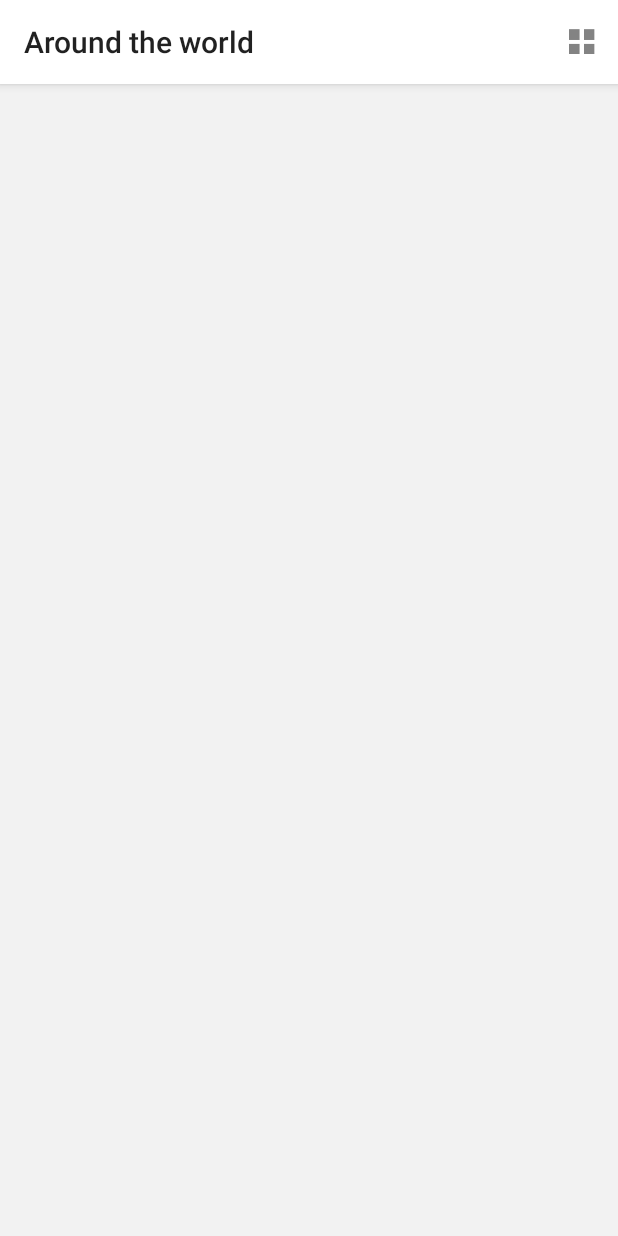
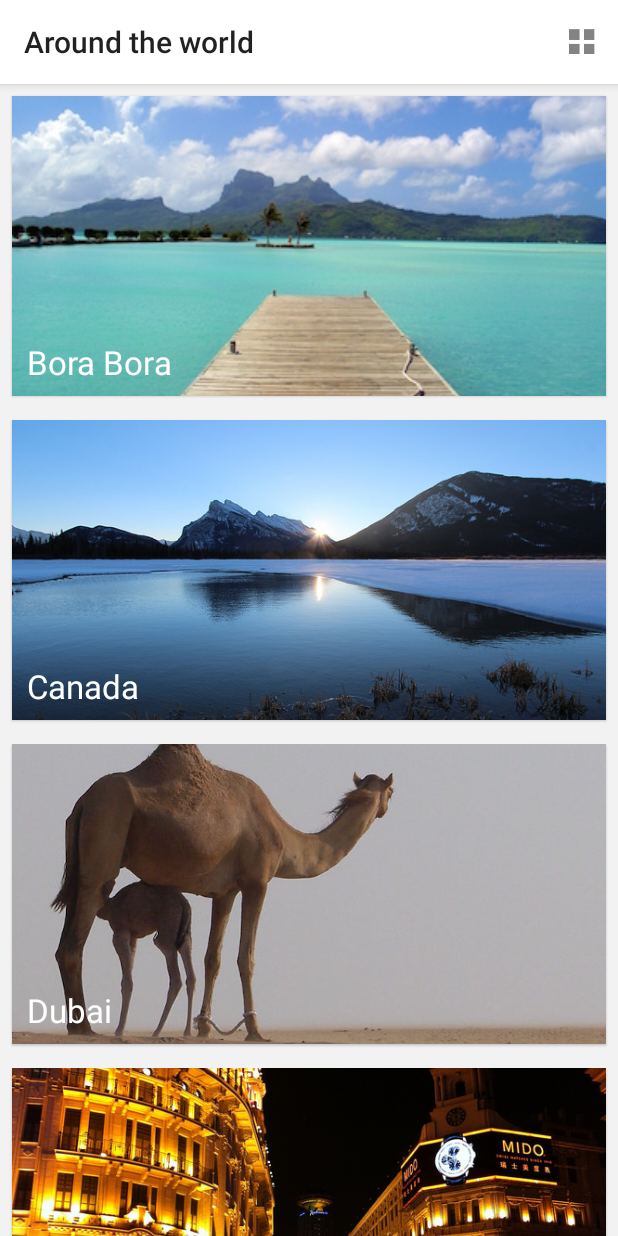
Before and after one commit to vivekchand/around-the-world, an Android app: the screen it shows after launch (MainActivity), on a phone screen of 412 x 824 dp. Run offline under Robolectric (Android 15) with nearby library versions, the phone set to English and light mode, and no system bars; our stand-ins replace Picasso; pictures from the network do not load.

Commit message:
create travel list adapter

```diff
--- a/app/src/main/java/bhouse/travellist_starterproject/MainActivity.java
+++ b/app/src/main/java/bhouse/travellist_starterproject/MainActivity.java
@@ -17,6 +17,8 @@ public class MainActivity extends Activity {
     private RecyclerView mRecyclerView;
     private StaggeredGridLayoutManager mStaggeredLayoutManager;
 
+    private TravelListAdapter mAdapter;
+
     @Override
     protected void onCreate(Bundle savedInstanceState) {
         super.onCreate(savedInstanceState);
@@ -27,6 +29,10 @@ public class MainActivity extends Activity {
         mRecyclerView = (RecyclerView) findViewById(R.id.list);
         mStaggeredLayoutManager = new StaggeredGridLayoutManager(1, StaggeredGridLayoutManager.VERTICAL);
         mRecyclerView.setLayoutManager(mStaggeredLayoutManager);
+
+        mAdapter = new TravelListAdapter(this);
+        mRecyclerView.setAdapter(mAdapter);
+
     }
 
     private void setUpActionBar() {
--- /dev/null
+++ b/app/src/main/java/bhouse/travellist_starterproject/TravelListAdapter.java
@@ -0,0 +1,54 @@
+package bhouse.travellist_starterproject;
+
+import android.content.Context;
+import android.support.v7.widget.RecyclerView;
+import android.view.LayoutInflater;
+import android.view.View;
+import android.view.ViewGroup;
+import android.widget.ImageView;
+import android.widget.LinearLayout;
+import android.widget.TextView;
+
+import com.squareup.picasso.Picasso;
+
+public class TravelListAdapter extends RecyclerView.Adapter<TravelListAdapter.ViewHolder> {
+
+    Context mContext;
+
+    public TravelListAdapter(Context context) {
+        this.mContext = context;
+    }
+
+    @Override
+    public ViewHolder onCreateViewHolder(ViewGroup parent, int viewType) {
+        View view = LayoutInflater.from(parent.getContext()).inflate(R.layout.row_places, parent, false);
+        return new ViewHolder(view);
+    }
+
+    @Override
+    public void onBindViewHolder(ViewHolder holder, int position) {
+        final Place place = new PlaceData().placeList().get(position);
+        holder.placeName.setText(place.name);
+        Picasso.with(mContext).load(place.getImageResourceId(mContext)).into(holder.placeImage);
+    }
+
+    @Override
+    public int getItemCount() {
+        return new PlaceData().placeList().size();
+    }
+
+    public class ViewHolder extends RecyclerView.ViewHolder {
+        public LinearLayout placeHolder;
+        public LinearLayout placeNameHolder;
+        public TextView placeName;
+        public ImageView placeImage;
+
+        public ViewHolder(View itemView) {
+            super(itemView);
+            placeHolder = (LinearLayout) itemView.findViewById(R.id.mainHolder);
+            placeName = (TextView) itemView.findViewById(R.id.placeName);
+            placeNameHolder = (LinearLayout) itemView.findViewById(R.id.placeNameHolder);
+            placeImage = (ImageView) itemView.findViewById(R.id.placeImage);
+        }
+    }
+}
--- a/app/src/main/res/layout/activity_detail.xml
+++ b/app/src/main/res/layout/activity_detail.xml
@@ -63,9 +63,9 @@
             android:layout_gravity="end"
             android:layout_marginEnd="10dp"
             android:layout_marginTop="28dp"
-      android:src="@drawable/icn_add"
+            android:contentDescription="@null"
             android:elevation="@dimen/button_elevation"
-      android:contentDescription="@null" />
+            android:src="@drawable/icn_add" />
 
     </FrameLayout>
 
```
Lines whose indentation alone changed are shown as unchanged.
